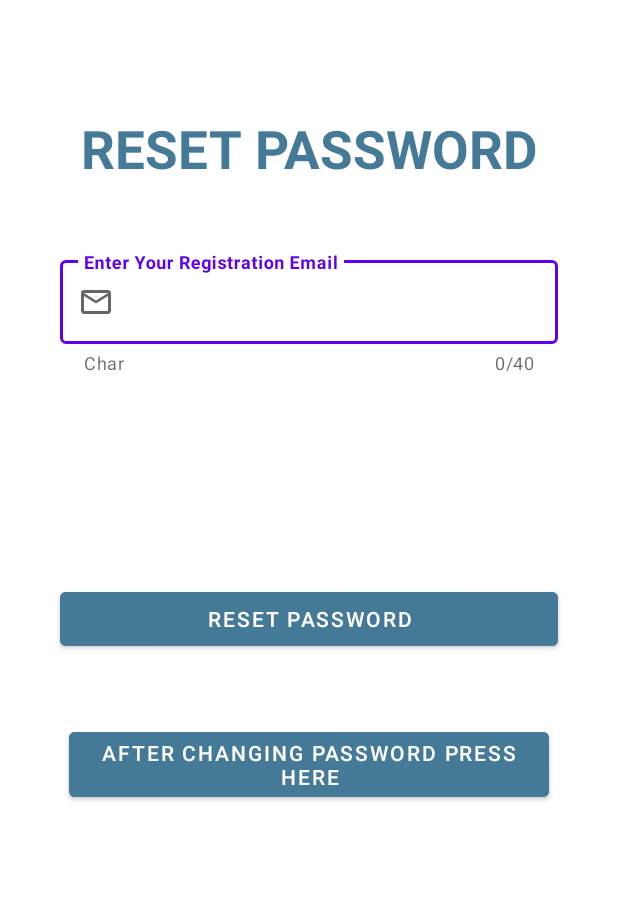
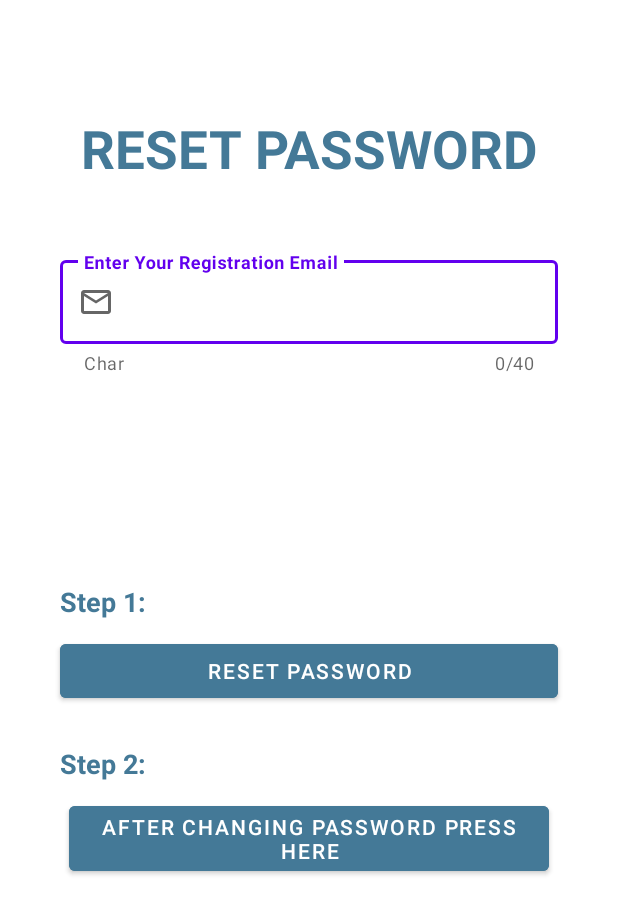
Before and after one commit to ShirFeld/Final-Project_home, an Android app: the ForgotPassword screen opened directly, with no data from a screen before it, on a phone screen of 412 x 824 dp. Shown: the top 914 px of the screen. Run offline under Robolectric (Android 15) with nearby library versions, the phone set to English and light mode, and no system bars; our stand-ins replace Firebase (no records; nobody signed in at launch, a user with empty details on screens opened directly); Roboto replaces fonts that are not available here.

Commit message:
update all

```diff
--- a/app/src/main/res/layout/activity_forgot_password.xml
+++ b/app/src/main/res/layout/activity_forgot_password.xml
@@ -57,8 +57,22 @@
             android:layout_marginTop="45dp"
             android:layout_gravity="center"
             android:id="@+id/progress">
+        </ProgressBar>
 
-        </ProgressBar>
+        <TextView
+            android:layout_width="match_parent"
+            android:layout_height="wrap_content"
+            android:layout_marginStart="40dp"
+            android:layout_marginEnd="40dp"
+            android:layout_marginTop="45dp"
+            android:text="@string/Step_1"
+            android:textSize="18sp"
+            android:textStyle="bold"
+            android:textColor="@color/colorPrimary"
+            android:gravity="left">
+
+        </TextView>
+
         <com.google.android.material.button.MaterialButton
             android:layout_width="match_parent"
             android:layout_height="wrap_content"
@@ -67,10 +81,23 @@
             android:layout_gravity="center"
             android:layout_marginStart="40dp"
             android:layout_marginEnd="40dp"
-            android:layout_marginTop="45dp"
+            android:layout_marginTop="10dp"
             android:text="@string/RESET_PASSWORD">
         </com.google.android.material.button.MaterialButton>
 
+        <TextView
+            android:layout_width="match_parent"
+            android:layout_height="wrap_content"
+            android:layout_marginStart="40dp"
+            android:layout_marginEnd="40dp"
+            android:layout_marginTop="25dp"
+            android:text="@string/Step_2"
+            android:textColor="@color/colorPrimary"
+            android:textSize="18sp"
+            android:textStyle="bold"
+            android:gravity="left">
+
+        </TextView>
         <com.google.android.material.button.MaterialButton
             android:layout_width="wrap_content"
             android:layout_height="wrap_content"
@@ -79,7 +106,7 @@
             android:layout_gravity="center"
             android:layout_marginStart="40dp"
             android:layout_marginEnd="40dp"
-            android:layout_marginTop="45dp"
+            android:layout_marginTop="10dp"
             android:text="@string/Try_to_sign_in">
         </com.google.android.material.button.MaterialButton>
 
--- a/app/src/main/res/values/strings.xml
+++ b/app/src/main/res/values/strings.xml
@@ -68,6 +68,8 @@
     <string name="sex">Sex:</string>
     <string name="Movie">Movie:</string>
     <string name="Purpose">Purpose:</string>
+    <string name="Step_1">Step 1:</string>
+    <string name="Step_2">Step 2:</string>
     <string-array name="Gender">
         <item>All</item>
         <item>Male</item>
```
